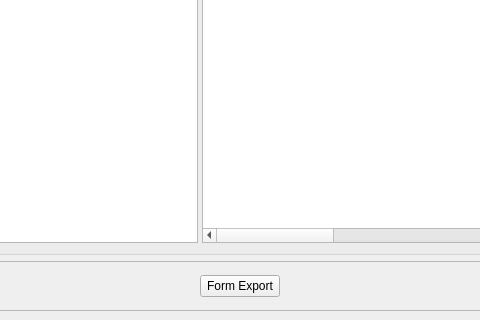
Qt form F2_MODULES/ATTENDANCE/UI-Attendance_View.ui (Asta-Twink/Twink_06MA) before a commit; both pictures show x 373 to 853 and y 426 to 746 of the 1226 by 746 pixel window.
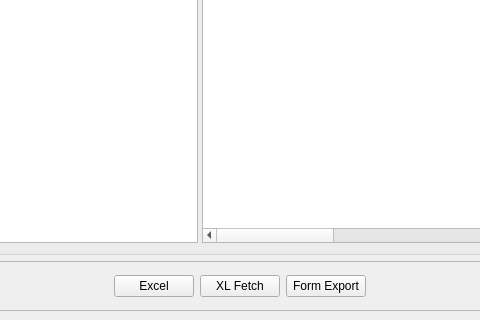
The same form after that commit.

The edit to the form file:
```diff
--- a/F2_MODULES/ATTENDANCE/UI-Attendance_View.ui
+++ b/F2_MODULES/ATTENDANCE/UI-Attendance_View.ui
@@ -400,13 +400,27 @@
          </property>
         </spacer>
        </item>
-       <item row="0" column="2">
+       <item row="0" column="3">
         <widget class="QPushButton" name="IQPB_FormExp">
          <property name="text">
           <string>Form Export</string>
          </property>
         </widget>
        </item>
+       <item row="0" column="1">
+        <widget class="QPushButton" name="IQPB_Export">
+         <property name="text">
+          <string>Excel</string>
+         </property>
+        </widget>
+       </item>
+       <item row="0" column="2">
+        <widget class="QPushButton" name="IQPB_XLFetch">
+         <property name="text">
+          <string>XL Fetch</string>
+         </property>
+        </widget>
+       </item>
       </layout>
      </widget>
     </item>
```
